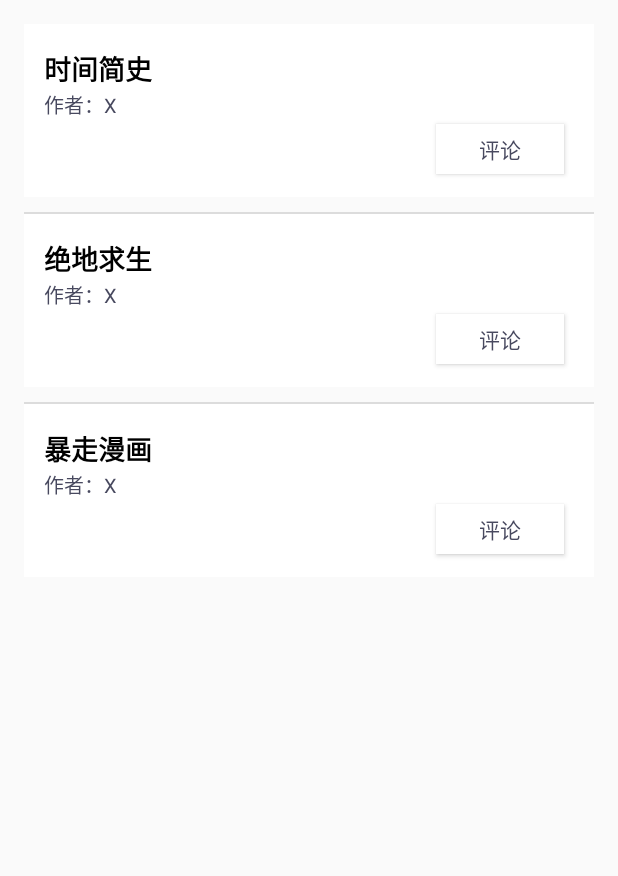
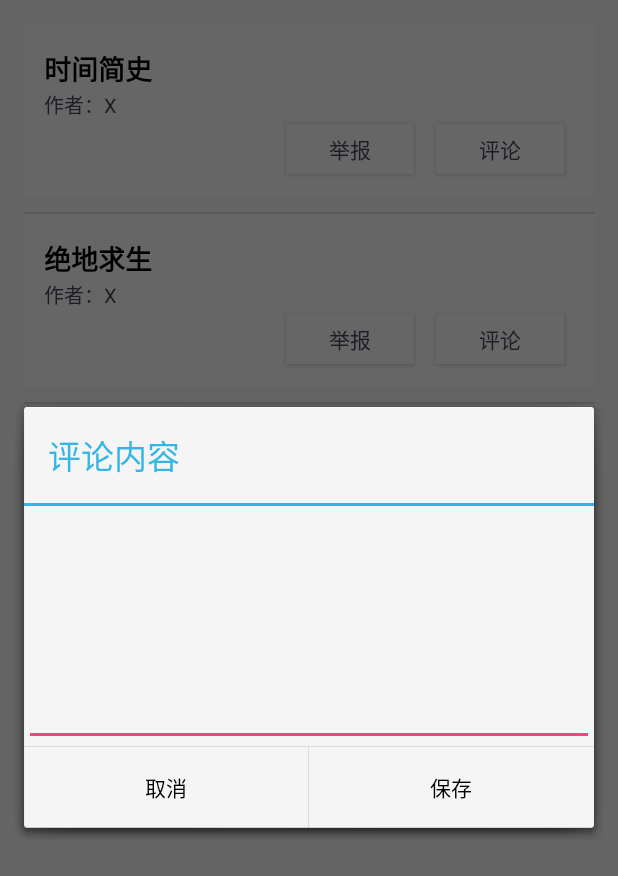
Before and after one commit to Xshes/Book, an Android app: the BookCommentActivity screen opened directly, with no data from a screen before it, after a tap on "评论", on a phone screen of 412 x 824 dp. Shown: the top 876 px of the screen. Run offline under Robolectric (Android 15) with nearby library versions, the phone set to English and light mode, and no system bars.

Commit message:
用户界面完成啦

```diff
--- a/app/build.gradle
+++ b/app/build.gradle
@@ -26,6 +26,6 @@ dependencies {
     androidTestImplementation 'com.android.support.test:runner:1.0.2'
     androidTestImplementation 'com.android.support.test.espresso:espresso-core:3.0.2'
     implementation 'com.android.support:cardview-v7:26.1.0'
-    compile group: 'com.google.code.gson', name: 'gson', version: '2.2.4'
+    implementation group: 'com.google.code.gson', name: 'gson', version: '2.2.4'
 
 }
--- a/app/src/main/java/com/example/book/BookMessageActivity.java
+++ b/app/src/main/java/com/example/book/BookMessageActivity.java
@@ -122,7 +122,7 @@ public class BookMessageActivity extends Activity implements AdapterView.OnItemC
     }
 
         @Override
-        public void shareClick(View v) {
+        public void reportClick(View v) {
             Toast.makeText(
                     BookMessageActivity.this,
                     "listview的内部的分享按钮被点击了！，位置是-->" + (Integer) v.getTag()
--- a/app/src/main/java/com/example/book/adapter/BookCommentAdapter.java
+++ b/app/src/main/java/com/example/book/adapter/BookCommentAdapter.java
@@ -56,7 +56,7 @@ public class BookCommentAdapter extends BaseAdapter implements View.OnClickListe
             holder.textView = (TextView) convertView
                     .findViewById(R.id.bk_name);
             holder.button1 = (Button) convertView.findViewById(R.id.comment);
-            //holder.button2 = (Button) convertView.findViewById(R.id.button2);
+            holder.button2 = (Button) convertView.findViewById(R.id.report);
 
             convertView.setTag(holder);
         } else {
@@ -64,11 +64,11 @@ public class BookCommentAdapter extends BaseAdapter implements View.OnClickListe
         }
         holder.textView.setText(mContentList.get(position));
         holder.button1.setOnClickListener(this);
-//		holder.button2.setOnClickListener(this);
+		holder.button2.setOnClickListener(this);
 
         // 设置位置，获取点击的条目按钮
         holder.button1.setTag(position);
-//		holder.button2.setTag(position);
+		holder.button2.setTag(position);
         return convertView;
     }
 
@@ -86,9 +86,9 @@ public class BookCommentAdapter extends BaseAdapter implements View.OnClickListe
             case R.id.comment:
                 mCallback.commentClick(v);
                 break;
-//		case R.id.button2:
-//			mCallback.shareClick(v);
-//			break;
+		    case R.id.report:
+			mCallback.reportClick(v);
+			break;
             default:
                 break;
         }
--- a/app/src/main/java/com/example/book/adapter/inter/InterClick.java
+++ b/app/src/main/java/com/example/book/adapter/inter/InterClick.java
@@ -5,6 +5,6 @@ import android.view.View;
 public interface InterClick {
 	public void commentClick(View v);
 
-	public void shareClick(View v);
+	public void reportClick(View v);
 
 }
--- a/app/src/main/res/layout/activity_comment_item.xml
+++ b/app/src/main/res/layout/activity_comment_item.xml
@@ -25,6 +25,19 @@
         android:orientation="horizontal"
         >
 
+        <Button
+            android:id="@+id/report"
+            android:layout_width="85dp"
+            android:layout_height="33dp"
+            android:layout_alignParentBottom="true"
+            android:layout_alignParentRight="true"
+            android:layout_marginBottom="15dp"
+            android:layout_marginEnd="120dp"
+            android:layout_marginRight="20dp"
+            android:background="@drawable/touch_bg"
+            android:gravity="center"
+            android:text="举报"
+            android:textColor="@color/txt_color"/>
 
         <Button
             android:id="@+id/comment"
```
Also changed, not shown: app/src/main/java/com/example/book/BookCommentActivity.java (+25 -2 lines).
